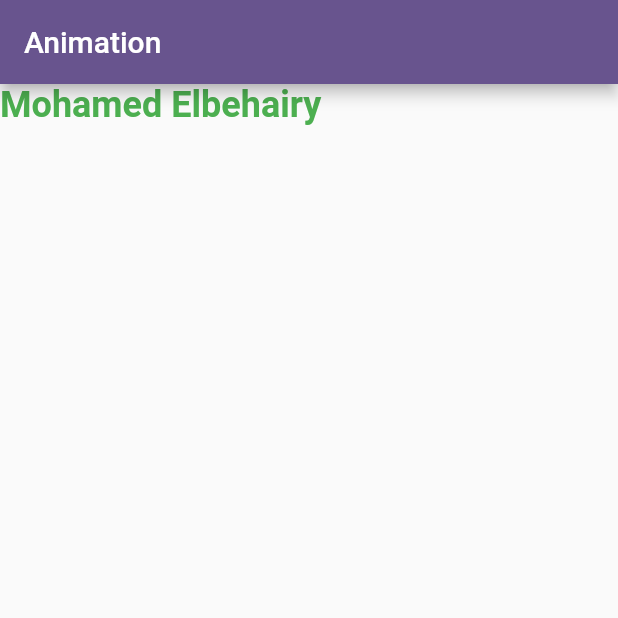
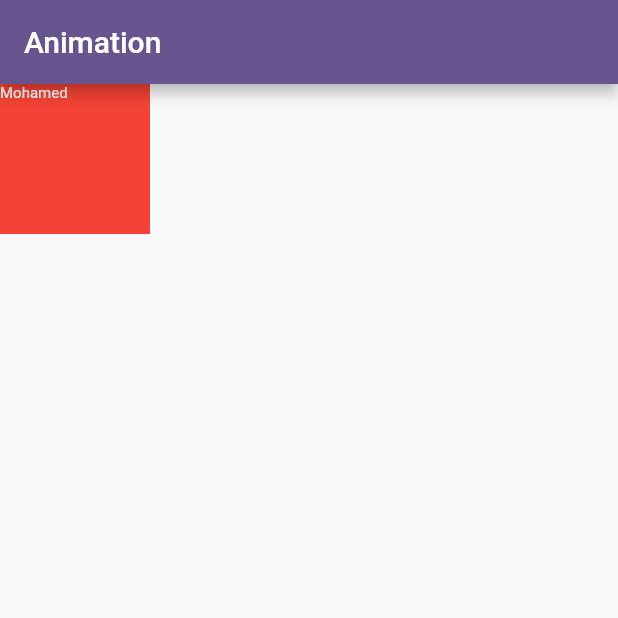
Before and after one commit to mohamdelbehairy/animation_flutter, a Flutter app: the screen it shows after launch, on a phone screen of 412 x 824 dp, the top half of it. Run offline on Flutter 3.47's test engine with Material 3 defaults, Android fonts, the phone set to English and light mode, and no system bars.

Commit message:
Explicit Animations

```diff
--- a/lib/main.dart
+++ b/lib/main.dart
@@ -19,31 +19,49 @@ class Animation extends StatelessWidget {
   }
 }
 
-class HomeView extends StatelessWidget {
+class HomeView extends StatefulWidget {
   const HomeView({super.key});
+
+  @override
+  State<HomeView> createState() => _HomeViewState();
+}
+
+class _HomeViewState extends State<HomeView>
+    with SingleTickerProviderStateMixin {
+  late AnimationController _animationController;
+
+  @override
+  void initState() {
+    _animationController = AnimationController(
+        vsync: this,
+        lowerBound: 100,
+        upperBound: 300,
+        duration: const Duration(seconds: 3));
+    super.initState();
+  }
 
   @override
   Widget build(BuildContext context) {
     return Scaffold(
       appBar: AppBar(title: const Text('Animation')),
-      body: TweenAnimationBuilder(
-        duration: const Duration(seconds: 1),
-        curve: Curves.easeIn,
-        // tween: Tween<double>(begin: 100, end: 200),
-        // tween: ColorTween(begin: Colors.green, end: Colors.red),
-        tween: TextStyleTween(
-            begin: const TextStyle(
+      body: InkWell(
+        onTap: () {
+          _animationController.forward(); // play animation
+        },
+        child: AnimatedBuilder(
+            animation: _animationController,
+            builder: (context, child) {
+              return Container(
+                height: _animationController.value, // 100 => 300
+                width: _animationController.value, // 100 => 300
                 color: Colors.red,
-                fontSize: 16,
-                fontWeight: FontWeight.w500),
-            end: const TextStyle(
-                color: Colors.green,
-                fontSize: 24,
-                fontWeight: FontWeight.bold)),
-        builder: (BuildContext context, value, child) {
-          // return Container(height: 200, width: 200, color: value);
-          return Text("Mohamed Elbehairy", style: value);
-        },
+                child: Text("Mohamed",
+                    style: TextStyle(
+                      color: Colors.white,
+                      fontSize: _animationController.value / 10, // 10 => 30
+                    )),
+              );
+            }),
       ),
     );
   }
```
